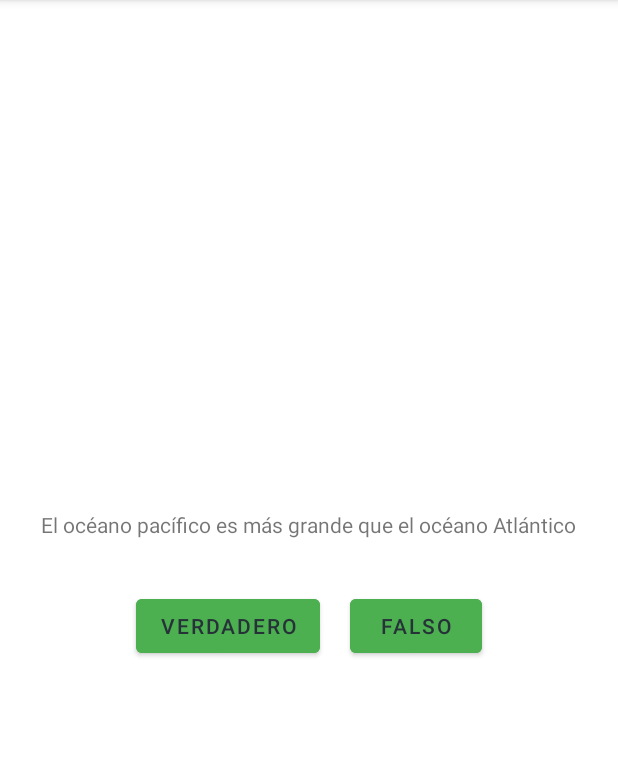
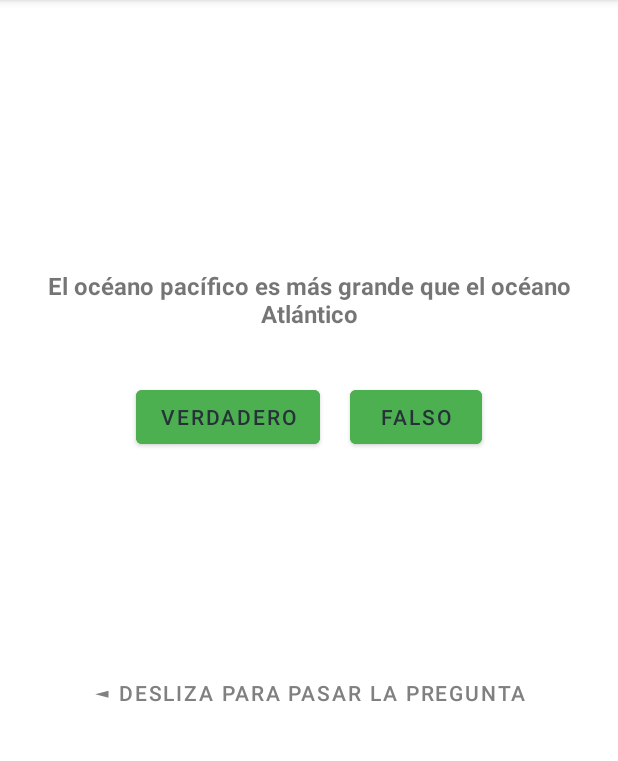
Before and after one commit to JSalmon11/GeoQuiz-app, an Android app: the screen it shows after launch (MainActivity), on a phone screen of 412 x 824 dp, the part 84-845 px from its top. Run offline under Robolectric (Android 15) with nearby library versions, the phone set to English and light mode, and no system bars.

Commit message:
commit 27/10/2021

```diff
--- a/GeoQuiz/app/src/main/java/dev/JSalmon/geoquiz/MainActivity.java
+++ b/GeoQuiz/app/src/main/java/dev/JSalmon/geoquiz/MainActivity.java
@@ -10,6 +10,8 @@ import androidx.appcompat.app.AppCompatActivity;
 public class MainActivity extends AppCompatActivity {
     private Button mTrueButton;
     private Button mFalseButton;
+    private Button button_swipe;
+
     private TextView preguntasTextView;
     private Preguntas[] arrayPreguntas=new Preguntas[]{
             new Preguntas(R.string.pregunta1, true),
@@ -24,8 +26,7 @@ public class MainActivity extends AppCompatActivity {
         setContentView(R.layout.activity_main);
 
         preguntasTextView= findViewById(R.id.textPreguntas);
-        int pregunta=arrayPreguntas [currentIndex].getTextResId();
-        preguntasTextView.setText(pregunta);
+        updatePregunta();
 
         mTrueButton= findViewById(R.id.true_button);
         mTrueButton.setOnClickListener(v -> Toast.makeText(MainActivity.this,
@@ -36,6 +37,22 @@ public class MainActivity extends AppCompatActivity {
         mFalseButton.setOnClickListener(v -> Toast.makeText(MainActivity.this,
         R.string.falso_tost,
         Toast.LENGTH_SHORT).show());
+
+        button_swipe=findViewById(R.id.button_Swipe);
+        button_swipe.setOnTouchListener(new OnSwipeTouchListener(MainActivity.this){
+            @Override
+            public void onSwipeLeft() {
+                currentIndex=(currentIndex+1) % arrayPreguntas.length;
+                updatePregunta();
+            }
+        });
+        updatePregunta();
+
     }// onCreate()
 
+    private void updatePregunta(){
+        int pregunta=arrayPreguntas [currentIndex].getTextResId();
+        preguntasTextView.setText(pregunta);
+    }
+
 }// MainActivity
--- a/GeoQuiz/app/src/main/java/dev/JSalmon/geoquiz/OnSwipeTouchListener.java
+++ b/GeoQuiz/app/src/main/java/dev/JSalmon/geoquiz/OnSwipeTouchListener.java
@@ -25,8 +25,8 @@ public class OnSwipeTouchListener implements View.OnTouchListener {
 
     private final class GestureListener extends GestureDetector.SimpleOnGestureListener {
 
-        private static final int SWIPE_DISTANCE_THRESHOLD = 100;
-        private static final int SWIPE_VELOCITY_THRESHOLD = 100;
+        private static final int SWIPE_DISTANCE_THRESHOLD = 50;
+        private static final int SWIPE_VELOCITY_THRESHOLD = 50;
 
         @Override
         public boolean onDown(MotionEvent e) {
--- a/GeoQuiz/app/src/main/res/layout/activity_main.xml
+++ b/GeoQuiz/app/src/main/res/layout/activity_main.xml
@@ -1,5 +1,6 @@
 <?xml version="1.0" encoding="utf-8"?>
 <androidx.constraintlayout.widget.ConstraintLayout xmlns:android="http://schemas.android.com/apk/res/android"
+    xmlns:app="http://schemas.android.com/apk/res-auto"
     xmlns:tools="http://schemas.android.com/tools"
     android:layout_width="match_parent"
     android:layout_height="match_parent"
@@ -9,15 +10,19 @@
         android:layout_width="match_parent"
         android:layout_height="match_parent"
         android:gravity="center"
-        android:orientation="vertical">
+        android:orientation="vertical"
+        tools:layout_editor_absoluteX="-16dp"
+        tools:layout_editor_absoluteY="142dp">
 
         <TextView
             android:id="@+id/textPreguntas"
             android:layout_width="wrap_content"
             android:layout_height="wrap_content"
+            android:fontFamily="roboto"
             android:padding="24dp"
-            android:textAlignment="textStart"
-            android:textSize="14sp" />
+            android:textAlignment="center"
+            android:textSize="16sp"
+            android:textStyle="bold" />
 
         <LinearLayout
             android:layout_width="wrap_content"
@@ -47,6 +52,17 @@
                 android:textColor="#263238" />
 
         </LinearLayout>
+
+        <Button
+            android:id="@+id/button_Swipe"
+            android:layout_width="match_parent"
+            android:layout_height="300dp"
+            android:background="#00FFFFFF"
+            android:text="@string/botton_swipe"
+            android:textAlignment="center"
+            android:textColor="@android:color/tab_indicator_text"
+            app:iconTint="#00FFFFFF"
+            app:rippleColor="#00FFFFFF" />
     </LinearLayout>
 
 </androidx.constraintlayout.widget.ConstraintLayout>
--- a/GeoQuiz/app/src/main/res/values/strings.xml
+++ b/GeoQuiz/app/src/main/res/values/strings.xml
@@ -2,6 +2,7 @@
     <string name="app_name">GeoQuiz</string>
     <string name="botton_true">Verdadero</string>
     <string name="botton_false">Falso</string>
+    <string name="botton_swipe">◄ Desliza para pasar la pregunta</string>
     <string name="verdadero_toast">Verdadero</string>
     <string name="falso_tost">Falso</string>
     <string name="pregunta1">El océano pacífico es más grande que el océano Atlántico</string>
--- a/GeoQuiz/app/src/main/res/values/themes.xml
+++ b/GeoQuiz/app/src/main/res/values/themes.xml
@@ -3,7 +3,7 @@
     <style name="Theme.GeoQuiz" parent="Theme.MaterialComponents.DayNight.DarkActionBar">
         <!-- Primary brand color. -->
         <item name="colorPrimary">#64E379</item>
-        <item name="colorPrimaryVariant">@color/teal_700</item>
+        <item name="colorPrimaryVariant">@color/teal_200</item>
         <item name="colorOnPrimary">@color/white</item>
         <!-- Secondary brand color. -->
         <item name="colorSecondary">@color/teal_200</item>
```
